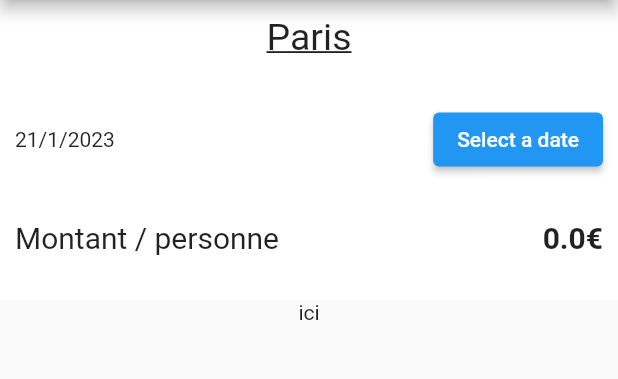
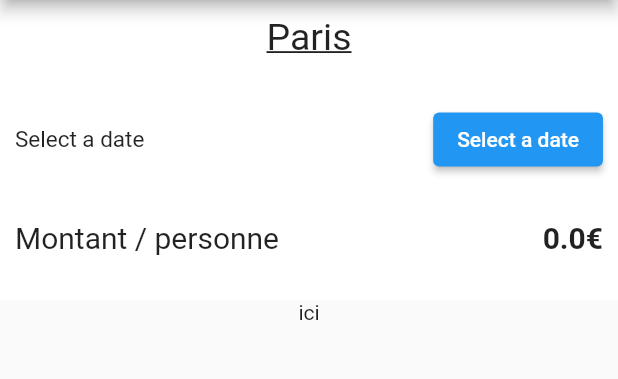
Before and after one commit to JunjieDev/flutter-MyTravel, a Flutter app: the screen it shows after launch, item 2 of the bottom bar chosen, on a phone screen of 412 x 824 dp, the part 84-463 px from its top. Run offline on Flutter 3.47's test engine with Material 2 defaults, Android fonts, the phone set to English and light mode, and no system bars.

Commit message:
Update : selected city_activity

```diff
--- a/lib/models/trip.model.dart
+++ b/lib/models/trip.model.dart
@@ -1,11 +1,11 @@
 class Trip {
   String city;
   List<String> activities;
-  DateTime date;
+  DateTime? date;
 
   Trip({
     required this.city,
     required this.activities,
-    required this.date,
+    this.date,
   });
 }
--- a/lib/view/city/city.dart
+++ b/lib/view/city/city.dart
@@ -16,8 +16,14 @@ class City extends StatefulWidget {
 }
 
 class _CityState extends State<City> {
-  Trip mytrip = Trip(city: 'Paris', activities: [], date: DateTime.now());
-  int index = 0;
+  late Trip mytrip;
+  late int index;
+
+  @override
+  void initState() {
+    mytrip = Trip(city: 'Paris', activities: [], date: null);
+    index = 0;
+  }
 
   void setDate() {
     showDatePicker(
@@ -37,6 +43,14 @@ class _CityState extends State<City> {
   void switchIndex(newIndex) {
     setState(() {
       index = newIndex;
+    });
+  }
+
+  void toggleActivity(String id) {
+    setState(() {
+      mytrip.activities.contains(id)
+          ? mytrip.activities.remove(id)
+          : mytrip.activities.add(id);
     });
   }
 
@@ -63,6 +77,8 @@ class _CityState extends State<City> {
               child: index == 0
                   ? ActivityList(
                       activities: widget.activities,
+                      selectedActivities: mytrip.activities,
+                      toggleActivity: toggleActivity,
                     )
                   : const TripActivityList(),
             ),
--- a/lib/view/city/widget/trip_overview.dart
+++ b/lib/view/city/widget/trip_overview.dart
@@ -33,7 +33,14 @@ class TripOverview extends StatelessWidget {
           Row(
             children: <Widget>[
               Expanded(
-                child: Text(DateFormat('d/M/y').format(mytrip.date)),
+                child: Text(
+                  mytrip.date != null
+                      ? DateFormat('d/M/y').format(mytrip.date!)
+                      : 'Select a date',
+                  style: const TextStyle(
+                    fontSize: 15,
+                  ),
+                ),
               ),
               ElevatedButton(
                 onPressed: setDate,
```
Also changed, not shown: lib/view/city/widget/activity_card.dart (+48 -5 lines), lib/view/city/widget/activity_list.dart (+13 -2 lines).
